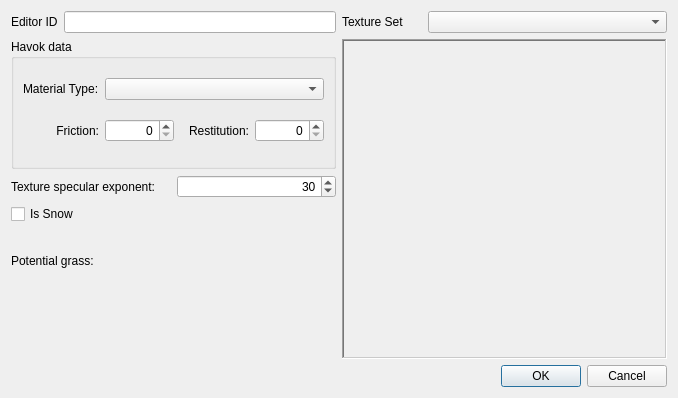
The window that native/src/DovahKit/ui/form_windows/landtexture.ui (DavidJCobb/DovahKit) describes before a commit, drawn with Qt 5.
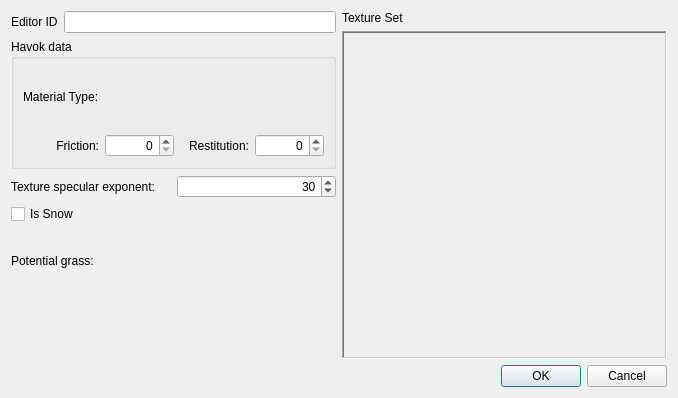
The same window after the commit. Custom widgets are drawn as their Qt base class.

Patch:
```diff
--- a/native/src/DovahKit/ui/form_windows/landtexture.ui
+++ b/native/src/DovahKit/ui/form_windows/landtexture.ui
@@ -29,7 +29,7 @@
         </widget>
        </item>
        <item>
-        <widget class="FormPicker" name="textureset"/>
+        <widget class="FormPicker" name="textureset" native="true"/>
        </item>
       </layout>
      </item>
@@ -170,7 +170,7 @@
          </widget>
         </item>
         <item row="0" column="1" colspan="3">
-         <widget class="FormPicker" name="havokMaterialType"/>
+         <widget class="FormPicker" name="havokMaterialType" native="true"/>
         </item>
        </layout>
       </widget>
@@ -245,7 +245,7 @@
   </customwidget>
   <customwidget>
    <class>FormPicker</class>
-   <extends>QComboBox</extends>
+   <extends>QWidget</extends>
    <header>ui/generic/FormPicker.h</header>
   </customwidget>
  </customwidgets>
```
Left out of the diff: 5 changed lines with no effect on the pictures.
